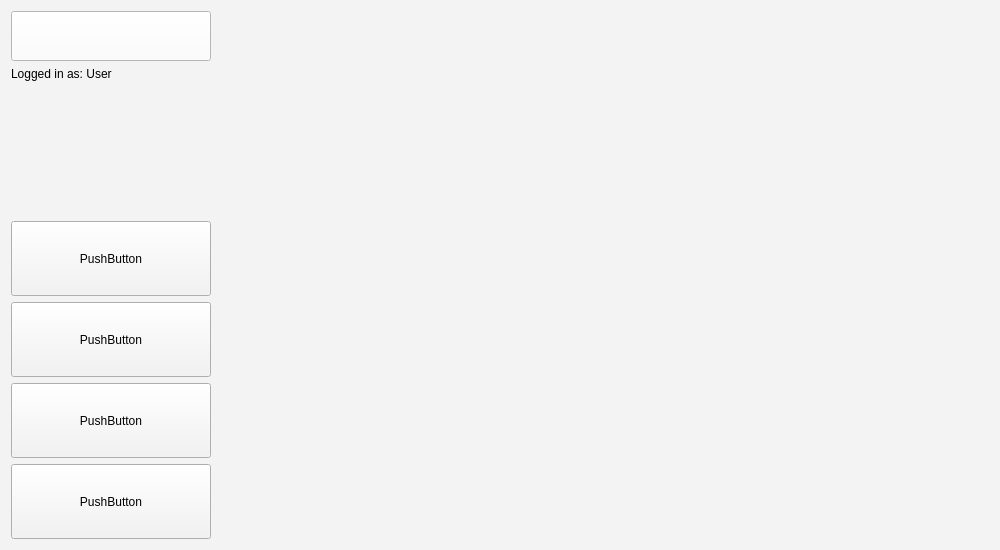
This is EMS-App/employeeScreen.ui in elroydsouza/HR-ManagementSystem as Qt 5 draws it before an edit. The edited form follows.
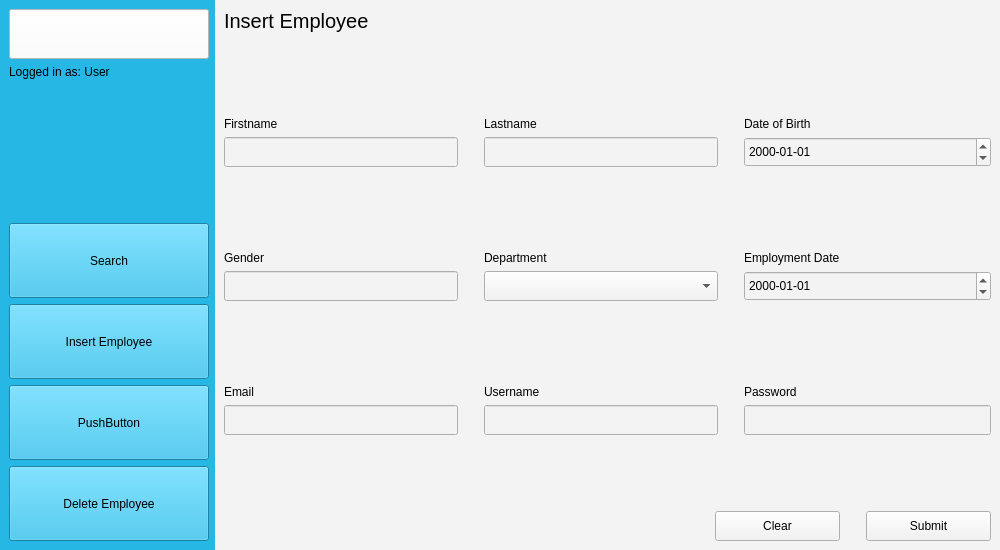
This is the edited form. The open tabs and pages were chosen to show the change.

Commit message: Almost added insert employee functionality

What changed in the file:
```diff
--- a/EMS-App/employeeScreen.ui
+++ b/EMS-App/employeeScreen.ui
@@ -14,14 +14,42 @@
    <string>Form</string>
   </property>
   <property name="styleSheet">
-   <string notr="true">background-color: rgb(243, 243, 243);</string>
+   <string notr="true">background-color: rgb(39, 183, 229);</string>
   </property>
   <layout class="QHBoxLayout" name="horizontalLayout">
+   <property name="leftMargin">
+    <number>9</number>
+   </property>
+   <property name="topMargin">
+    <number>0</number>
+   </property>
+   <property name="rightMargin">
+    <number>0</number>
+   </property>
+   <property name="bottomMargin">
+    <number>0</number>
+   </property>
    <item>
     <layout class="QVBoxLayout" name="verticalLayout">
      <property name="rightMargin">
       <number>0</number>
      </property>
+     <item>
+      <spacer name="verticalSpacer_6">
+       <property name="orientation">
+        <enum>Qt::Vertical</enum>
+       </property>
+       <property name="sizeType">
+        <enum>QSizePolicy::Fixed</enum>
+       </property>
+       <property name="sizeHint" stdset="0">
+        <size>
+         <width>20</width>
+         <height>9</height>
+        </size>
+       </property>
+      </spacer>
+     </item>
      <item>
       <widget class="QPushButton" name="btn_logo">
        <property name="minimumSize">
@@ -67,7 +95,7 @@
         </size>
        </property>
        <property name="text">
-        <string>PushButton</string>
+        <string>Search</string>
        </property>
       </widget>
      </item>
@@ -80,7 +108,7 @@
         </size>
        </property>
        <property name="text">
-        <string>PushButton</string>
+        <string>Insert Employee</string>
        </property>
       </widget>
      </item>
@@ -106,14 +134,33 @@
         </size>
        </property>
        <property name="text">
-        <string>PushButton</string>
+        <string>Delete Employee</string>
        </property>
       </widget>
      </item>
+     <item>
+      <spacer name="verticalSpacer_7">
+       <property name="orientation">
+        <enum>Qt::Vertical</enum>
+       </property>
+       <property name="sizeType">
+        <enum>QSizePolicy::Fixed</enum>
+       </property>
+       <property name="sizeHint" stdset="0">
+        <size>
+         <width>20</width>
+         <height>9</height>
+        </size>
+       </property>
+      </spacer>
+     </item>
     </layout>
    </item>
    <item>
     <widget class="QStackedWidget" name="stackedWidget">
+     <property name="styleSheet">
+      <string notr="true">background-color: rgb(243, 243, 243);</string>
+     </property>
      <property name="currentIndex">
       <number>0</number>
      </property>
@@ -148,7 +195,343 @@
        </item>
       </layout>
      </widget>
-     <widget class="QWidget" name="page_2"/>
+     <widget class="QWidget" name="page_2">
+      <layout class="QVBoxLayout" name="verticalLayout_3">
+       <item>
+        <layout class="QGridLayout" name="gridLayout">
+         <item row="9" column="0">
+          <widget class="QLineEdit" name="le_email">
+           <property name="minimumSize">
+            <size>
+             <width>0</width>
+             <height>30</height>
+            </size>
+           </property>
+          </widget>
+         </item>
+         <item row="5" column="2">
+          <widget class="QLabel" name="label_5">
+           <property name="text">
+            <string>Department</string>
+           </property>
+          </widget>
+         </item>
+         <item row="5" column="0">
+          <widget class="QLabel" name="label_4">
+           <property name="text">
+            <string>Gender</string>
+           </property>
+          </widget>
+         </item>
+         <item row="2" column="4">
+          <widget class="QLabel" name="label_3">
+           <property name="text">
+            <string>Date of Birth</string>
+           </property>
+          </widget>
+         </item>
+         <item row="3" column="2">
+          <widget class="QLineEdit" name="le_lastName">
+           <property name="minimumSize">
+            <size>
+             <width>0</width>
+             <height>30</height>
+            </size>
+           </property>
+          </widget>
+         </item>
+         <item row="3" column="4">
+          <widget class="QDateEdit" name="de_DOB">
+           <property name="sizePolicy">
+            <sizepolicy hsizetype="Fixed" vsizetype="Fixed">
+             <horstretch>0</horstretch>
+             <verstretch>0</verstretch>
+            </sizepolicy>
+           </property>
+           <property name="minimumSize">
+            <size>
+             <width>247</width>
+             <height>30</height>
+            </size>
+           </property>
+           <property name="displayFormat">
+            <string>yyyy-MM-dd</string>
+           </property>
+          </widget>
+         </item>
+         <item row="6" column="4">
+          <widget class="QDateEdit" name="de_employDate">
+           <property name="minimumSize">
+            <size>
+             <width>0</width>
+             <height>30</height>
+            </size>
+           </property>
+           <property name="displayFormat">
+            <string>yyyy-MM-dd</string>
+           </property>
+          </widget>
+         </item>
+         <item row="8" column="2">
+          <widget class="QLabel" name="label_9">
+           <property name="text">
+            <string>Username</string>
+           </property>
+          </widget>
+         </item>
+         <item row="6" column="2">
+          <widget class="QComboBox" name="cb_department">
+           <property name="minimumSize">
+            <size>
+             <width>0</width>
+             <height>30</height>
+            </size>
+           </property>
+          </widget>
+         </item>
+         <item row="6" column="0">
+          <widget class="QLineEdit" name="le_gender">
+           <property name="minimumSize">
+            <size>
+             <width>0</width>
+             <height>30</height>
+            </size>
+           </property>
+          </widget>
+         </item>
+         <item row="1" column="2">
+          <spacer name="verticalSpacer_4">
+           <property name="orientation">
+            <enum>Qt::Vertical</enum>
+           </property>
+           <property name="sizeHint" stdset="0">
+            <size>
+             <width>20</width>
+             <height>40</height>
+            </size>
+           </property>
+          </spacer>
+         </item>
+         <item row="9" column="2">
+          <widget class="QLineEdit" name="le_username">
+           <property name="minimumSize">
+            <size>
+             <width>0</width>
+             <height>30</height>
+            </size>
+           </property>
+          </widget>
+         </item>
+         <item row="8" column="4">
+          <widget class="QLabel" name="label_10">
+           <property name="text">
+            <string>Password</string>
+           </property>
+          </widget>
+         </item>
+         <item row="2" column="2">
+          <widget class="QLabel" name="label_2">
+           <property name="text">
+            <string>Lastname</string>
+           </property>
+          </widget>
+         </item>
+         <item row="5" column="4">
+          <widget class="QLabel" name="label_6">
+           <property name="text">
+            <string>Employment Date</string>
+           </property>
+          </widget>
+         </item>
+         <item row="2" column="0">
+          <widget class="QLabel" name="label">
+           <property name="text">
+            <string>Firstname</string>
+           </property>
+          </widget>
+         </item>
+         <item row="4" column="2">
+          <spacer name="verticalSpacer_3">
+           <property name="orientation">
+            <enum>Qt::Vertical</enum>
+           </property>
+           <property name="sizeHint" stdset="0">
+            <size>
+             <width>20</width>
+             <height>40</height>
+            </size>
+           </property>
+          </spacer>
+         </item>
+         <item row="8" column="0">
+          <widget class="QLabel" name="label_8">
+           <property name="text">
+            <string>Email</string>
+           </property>
+          </widget>
+         </item>
+         <item row="3" column="0">
+          <widget class="QLineEdit" name="le_firstName">
+           <property name="minimumSize">
+            <size>
+             <width>0</width>
+             <height>30</height>
+            </size>
+           </property>
+          </widget>
+         </item>
+         <item row="7" column="2">
+          <spacer name="verticalSpacer_2">
+           <property name="orientation">
+            <enum>Qt::Vertical</enum>
+           </property>
+           <property name="sizeHint" stdset="0">
+            <size>
+             <width>20</width>
+             <height>40</height>
+            </size>
+           </property>
+          </spacer>
+         </item>
+         <item row="0" column="0">
+          <widget class="QLabel" name="label_7">
+           <property name="font">
+            <font>
+             <pointsize>15</pointsize>
+            </font>
+           </property>
+           <property name="text">
+            <string>Insert Employee</string>
+           </property>
+          </widget>
+         </item>
+         <item row="9" column="4">
+          <widget class="QLineEdit" name="le_password">
+           <property name="minimumSize">
+            <size>
+             <width>0</width>
+             <height>30</height>
+            </size>
+           </property>
+          </widget>
+         </item>
+         <item row="3" column="1">
+          <spacer name="horizontalSpacer_3">
+           <property name="orientation">
+            <enum>Qt::Horizontal</enum>
+           </property>
+           <property name="sizeType">
+            <enum>QSizePolicy::Fixed</enum>
+           </property>
+           <property name="sizeHint" stdset="0">
+            <size>
+             <width>20</width>
+             <height>20</height>
+            </size>
+           </property>
+          </spacer>
+         </item>
+         <item row="3" column="3">
+          <spacer name="horizontalSpacer_4">
+           <property name="orientation">
+            <enum>Qt::Horizontal</enum>
+           </property>
+           <property name="sizeType">
+            <enum>QSizePolicy::Fixed</enum>
+           </property>
+           <property name="sizeHint" stdset="0">
+            <size>
+             <width>20</width>
+             <height>20</height>
+            </size>
+           </property>
+          </spacer>
+         </item>
+        </layout>
+       </item>
+       <item>
+        <spacer name="verticalSpacer_5">
+         <property name="orientation">
+          <enum>Qt::Vertical</enum>
+         </property>
+         <property name="sizeType">
+          <enum>QSizePolicy::Fixed</enum>
+         </property>
+         <property name="sizeHint" stdset="0">
+          <size>
+           <width>20</width>
+           <height>70</height>
+          </size>
+         </property>
+        </spacer>
+       </item>
+       <item>
+        <layout class="QHBoxLayout" name="horizontalLayout_3">
+         <item>
+          <spacer name="horizontalSpacer">
+           <property name="orientation">
+            <enum>Qt::Horizontal</enum>
+           </property>
+           <property name="sizeHint" stdset="0">
+            <size>
+             <width>40</width>
+             <height>20</height>
+            </size>
+           </property>
+          </spacer>
+         </item>
+         <item>
+          <widget class="QPushButton" name="btn_clear">
+           <property name="sizePolicy">
+            <sizepolicy hsizetype="Minimum" vsizetype="Fixed">
+             <horstretch>0</horstretch>
+             <verstretch>0</verstretch>
+            </sizepolicy>
+           </property>
+           <property name="minimumSize">
+            <size>
+             <width>125</width>
+             <height>30</height>
+            </size>
+           </property>
+           <property name="text">
+            <string>Clear</string>
+           </property>
+          </widget>
+         </item>
+         <item>
+          <spacer name="horizontalSpacer_2">
+           <property name="orientation">
+            <enum>Qt::Horizontal</enum>
+           </property>
+           <property name="sizeType">
+            <enum>QSizePolicy::Fixed</enum>
+           </property>
+           <property name="sizeHint" stdset="0">
+            <size>
+             <width>20</width>
+             <height>20</height>
+            </size>
+           </property>
+          </spacer>
+         </item>
+         <item>
+          <widget class="QPushButton" name="btn_submit">
+           <property name="minimumSize">
+            <size>
+             <width>125</width>
+             <height>30</height>
+            </size>
+           </property>
+           <property name="text">
+            <string>Submit</string>
+           </property>
+          </widget>
+         </item>
+        </layout>
+       </item>
+      </layout>
+     </widget>
     </widget>
    </item>
   </layout>
```
Left out of the diff: 21 changed lines with no effect on the pictures. The commit also changes 7 other files.
